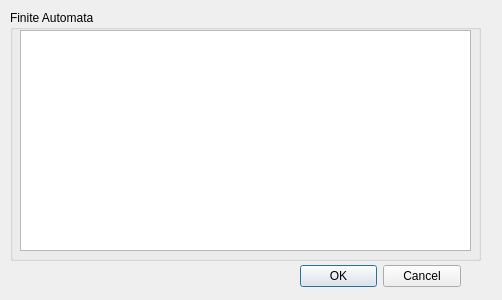
This is RLApp/ui/UpdateFA.ui in montezano/RLApp as Qt 5 draws it before an edit. The edited form follows.
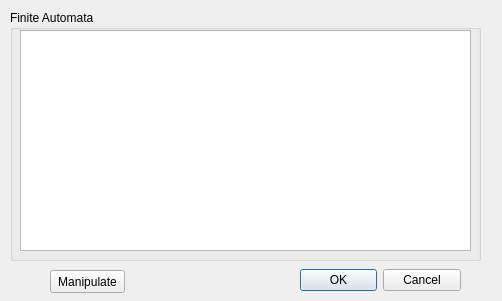
This is the edited form.

```diff
--- a/RLApp/ui/UpdateFA.ui
+++ b/RLApp/ui/UpdateFA.ui
@@ -7,7 +7,7 @@
     <x>0</x>
     <y>0</y>
     <width>502</width>
-    <height>300</height>
+    <height>301</height>
    </rect>
   </property>
   <property name="windowTitle">
@@ -19,7 +19,7 @@
      <x>300</x>
      <y>260</y>
      <width>161</width>
-     <height>32</height>
+     <height>41</height>
     </rect>
    </property>
    <property name="orientation">
@@ -61,6 +61,19 @@
     </attribute>
    </widget>
   </widget>
+  <widget class="QPushButton" name="btn_manipulate">
+   <property name="geometry">
+    <rect>
+     <x>50</x>
+     <y>270</y>
+     <width>75</width>
+     <height>23</height>
+    </rect>
+   </property>
+   <property name="text">
+    <string>Manipulate</string>
+   </property>
+  </widget>
  </widget>
  <resources/>
  <connections>
```
